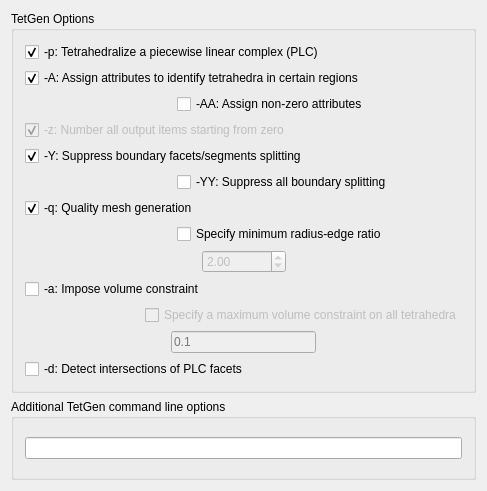
The window that src/Interface/Modules/Fields/InterfaceWithTetGen.ui (SCIInstitute/SCIRun) describes before a commit, drawn with Qt 5.
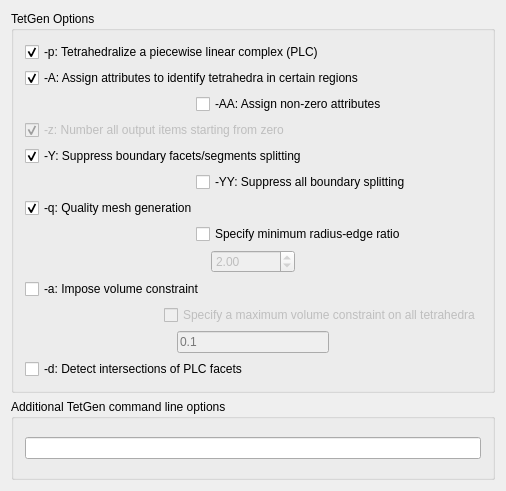
The same window after the commit.

```diff
--- a/src/Interface/Modules/Fields/InterfaceWithTetGen.ui
+++ b/src/Interface/Modules/Fields/InterfaceWithTetGen.ui
@@ -6,14 +6,14 @@
    <rect>
     <x>0</x>
     <y>0</y>
-    <width>487</width>
+    <width>506</width>
     <height>491</height>
    </rect>
   </property>
   <property name="minimumSize">
    <size>
-    <width>360</width>
-    <height>435</height>
+    <width>506</width>
+    <height>491</height>
    </size>
   </property>
   <property name="windowTitle">
```
